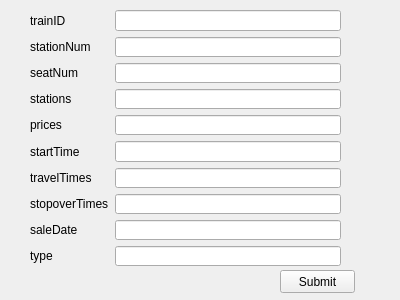
Qt form src_client/add_train.ui (RebeccaPan/Train_Ticket) before a commit.
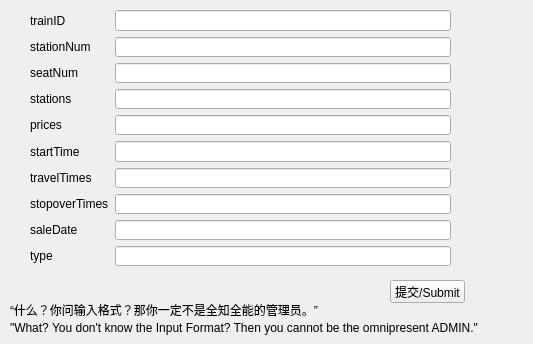
The same form after that commit.

What changed in the file:
```diff
--- a/src_client/add_train.ui
+++ b/src_client/add_train.ui
@@ -6,8 +6,8 @@
    <rect>
     <x>0</x>
     <y>0</y>
-    <width>400</width>
-    <height>300</height>
+    <width>533</width>
+    <height>344</height>
    </rect>
   </property>
   <property name="windowTitle">
@@ -18,7 +18,7 @@
     <rect>
      <x>30</x>
      <y>10</y>
-     <width>311</width>
+     <width>421</width>
      <height>256</height>
     </rect>
    </property>
@@ -128,14 +128,40 @@
   <widget class="QPushButton" name="do_add_train">
    <property name="geometry">
     <rect>
-     <x>280</x>
-     <y>270</y>
+     <x>390</x>
+     <y>280</y>
      <width>75</width>
      <height>23</height>
     </rect>
    </property>
    <property name="text">
-    <string>Submit</string>
+    <string>提交/Submit</string>
+   </property>
+  </widget>
+  <widget class="QLabel" name="label_6">
+   <property name="geometry">
+    <rect>
+     <x>10</x>
+     <y>300</y>
+     <width>321</width>
+     <height>20</height>
+    </rect>
+   </property>
+   <property name="text">
+    <string>“什么？你问输入格式？那你一定不是全知全能的管理员。”</string>
+   </property>
+  </widget>
+  <widget class="QLabel" name="label_7">
+   <property name="geometry">
+    <rect>
+     <x>10</x>
+     <y>320</y>
+     <width>491</width>
+     <height>16</height>
+    </rect>
+   </property>
+   <property name="text">
+    <string>&quot;What? You don't know the Input Format? Then you cannot be the omnipresent ADMIN.&quot;</string>
    </property>
   </widget>
  </widget>
```
Left out of the diff: 2 changed lines with no effect on the pictures.
